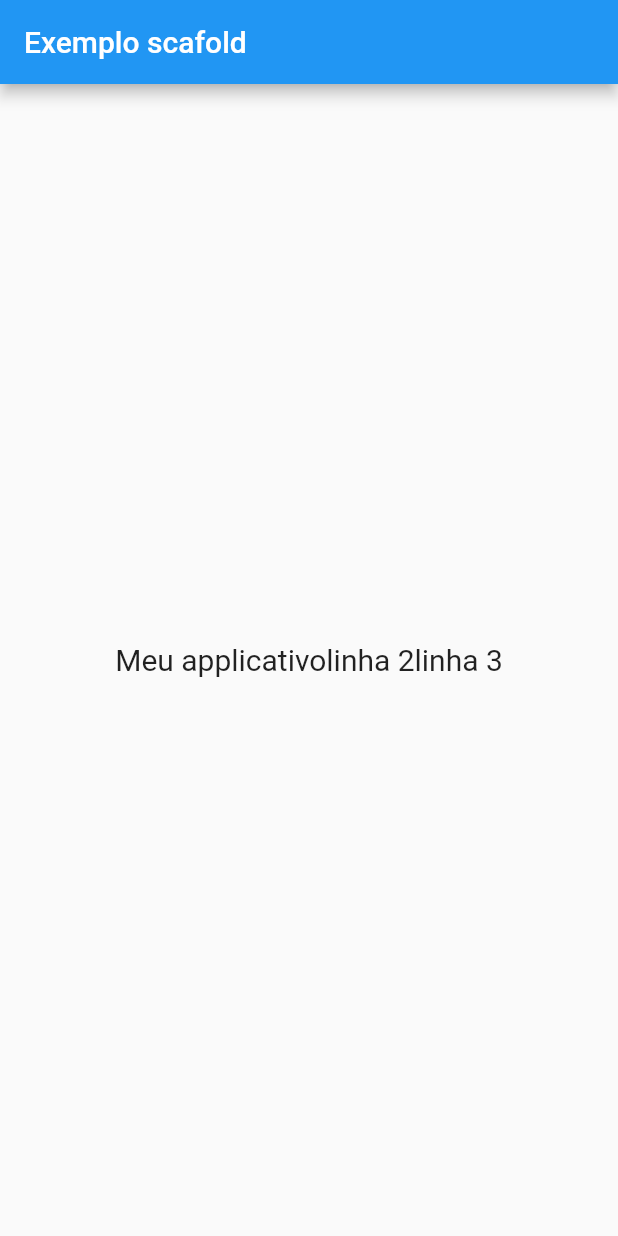
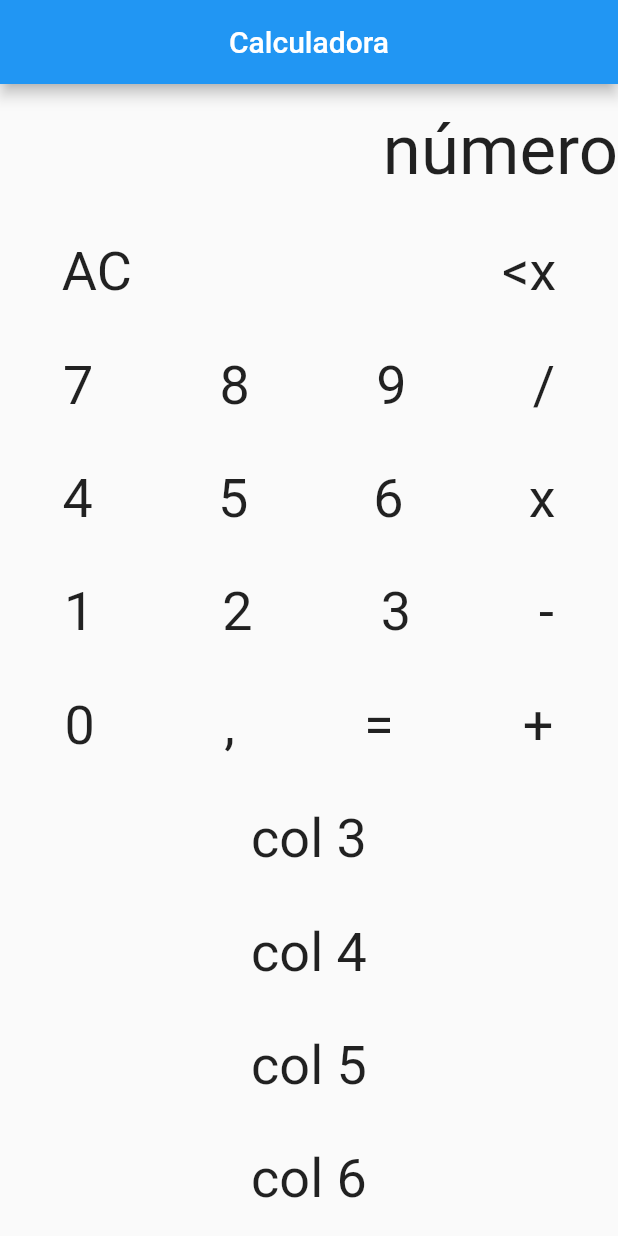
Before and after one commit to JoaoNeto4/Flutter_study, a Flutter app: the screen it shows after launch, on a phone screen of 412 x 824 dp. Run offline on Flutter 3.47's test engine with Material 2 defaults, Android fonts, the phone set to English and light mode, and no system bars.

Commit message:
init calculator

```diff
--- /dev/null
+++ b/lib/exemple_scafold_.dart
@@ -0,0 +1,46 @@
+import 'package:flutter/material.dart';
+
+void main() {
+  runApp(MyApp());
+}
+
+class MyApp extends StatefulWidget {
+  MyApp({Key? key}) : super(key: key);
+
+  @override
+  _MyAppstate createState() => _MyAppstate();
+}
+
+class _MyAppstate extends State<MyApp> {
+
+  @override
+  Widget build(BuildContext context) {
+    return MaterialApp(
+      home: Scaffold(
+        appBar: AppBar(
+          title: Text("Exemplo scafold"),
+        ),
+        body: Row( //collumn
+          mainAxisAlignment: MainAxisAlignment.center, //alinhamento
+          children: [
+            Center(
+              child: Text('Meu applicativo',
+                style: TextStyle(fontSize: 20),
+              ),
+            ),
+            Center(
+              child: Text('linha 2',
+                style: TextStyle(fontSize: 20),
+              ),
+            ),
+            Center(
+              child: Text('linha 3',
+                style: TextStyle(fontSize: 20),
+              ),
+            ),
+          ],
+        ),
+      ));
+  }
+
+}
--- a/lib/main.dart
+++ b/lib/main.dart
@@ -12,35 +12,76 @@ class MyApp extends StatefulWidget {
 }
 
 class _MyAppstate extends State<MyApp> {
-
   @override
   Widget build(BuildContext context) {
     return MaterialApp(
       home: Scaffold(
         appBar: AppBar(
-          title: Text("Exemplo scafold"),
+          title: Center(
+            child: Text('Calculadora'),
+          ),
         ),
-        body: Row( //collumn
-          mainAxisAlignment: MainAxisAlignment.center, //alinhamento
+        body: Column(
+          mainAxisAlignment: MainAxisAlignment.spaceAround,
           children: [
-            Center(
-              child: Text('Meu applicativo',
-                style: TextStyle(fontSize: 20),
-              ),
+            Row(
+              mainAxisAlignment: MainAxisAlignment.end,
+              children: [
+                Text('número',style: TextStyle(fontSize: 46),),
+              ],
             ),
-            Center(
-              child: Text('linha 2',
-                style: TextStyle(fontSize: 20),
-              ),
+            Row(
+              mainAxisAlignment: MainAxisAlignment.spaceAround,
+              children: [
+                Text('AC',style: TextStyle(fontSize: 36),),
+                Text(''),
+                Text(''),
+                Text('<x',style: TextStyle(fontSize: 36),),
+              ],
             ),
-            Center(
-              child: Text('linha 3',
-                style: TextStyle(fontSize: 20),
-              ),
+            Row(
+              mainAxisAlignment: MainAxisAlignment.spaceAround,
+              children: [
+                Text('7',style: TextStyle(fontSize: 36),),
+                Text('8',style: TextStyle(fontSize: 36),),
+                Text('9',style: TextStyle(fontSize: 36),),
+                Text('/',style: TextStyle(fontSize: 36),),
+              ],
             ),
+            Row(
+              mainAxisAlignment: MainAxisAlignment.spaceAround,
+              children: [
+                Text('4',style: TextStyle(fontSize: 36),),
+                Text('5',style: TextStyle(fontSize: 36),),
+                Text('6',style: TextStyle(fontSize: 36),),
+                Text('x',style: TextStyle(fontSize: 36),),
+              ],
+            ),
+            Row(
+              mainAxisAlignment: MainAxisAlignment.spaceAround,
+              children: [
+                Text('1',style: TextStyle(fontSize: 36),),
+                Text('2',style: TextStyle(fontSize: 36),),
+                Text('3', style: TextStyle(fontSize: 36),),
+                Text('-',style: TextStyle(fontSize: 36),),
+              ],
+            ),
+            Row(
+              mainAxisAlignment: MainAxisAlignment.spaceAround,
+              children: [
+                Text('0',style: TextStyle(fontSize: 36),),
+                Text(',',style: TextStyle(fontSize: 36),),
+                Text('=',style: TextStyle(fontSize: 36),),
+                Text('+',style: TextStyle(fontSize: 36),),
+              ],
+            ),
+            Text('col 3',style: TextStyle(fontSize: 36),),
+            Text('col 4',style: TextStyle(fontSize: 36),),
+            Text('col 5',style: TextStyle(fontSize: 36),),
+            Text('col 6',style: TextStyle(fontSize: 36),),
           ],
         ),
-      ));
+      ),
+    );
   }
-
 }
```
